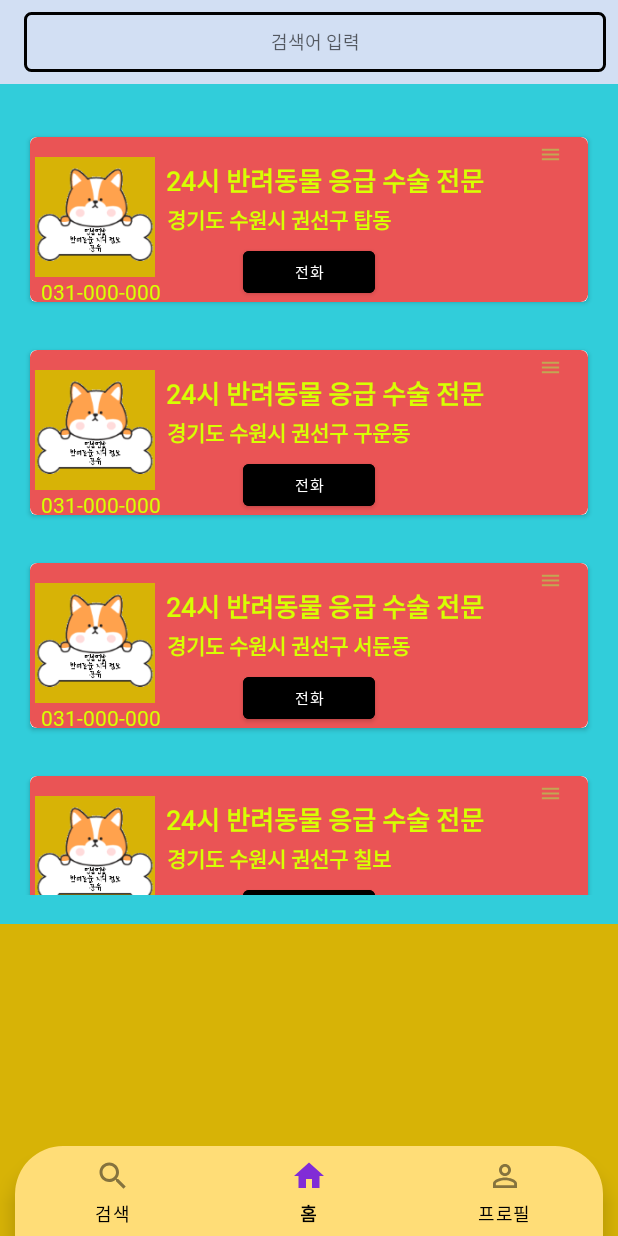
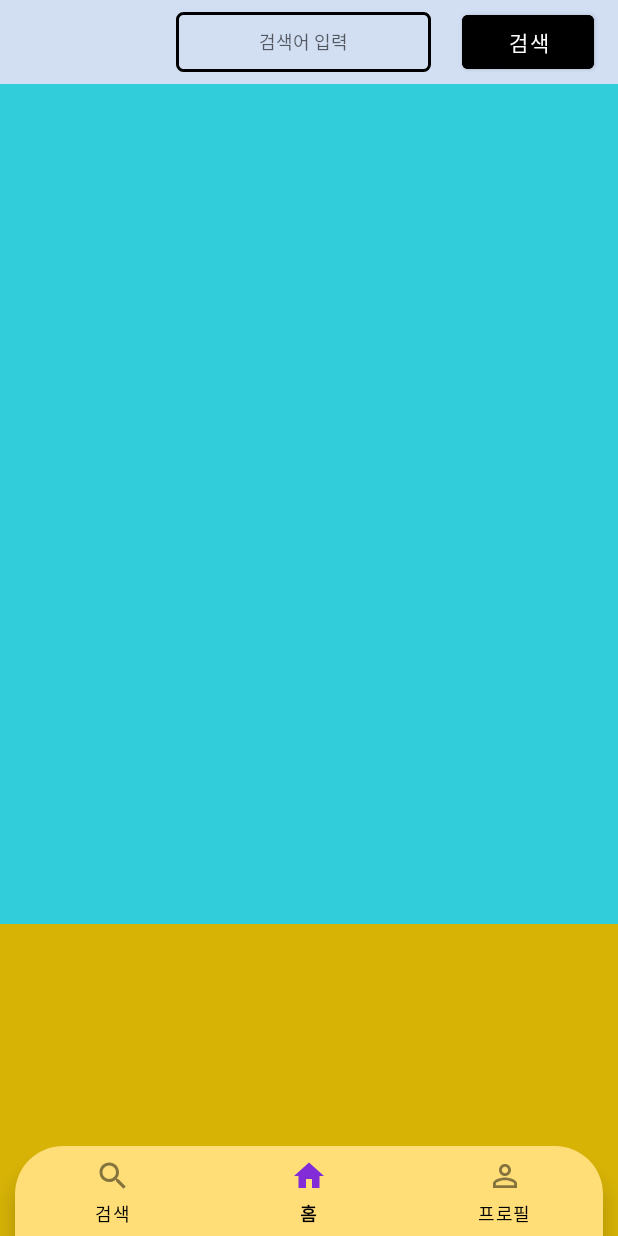
Before and after one commit to dragonechoi/HoneyDog, an Android app: the fragment SearchMainFragment placed in its activity, on a phone screen of 412 x 824 dp. Run offline under Robolectric (Android 15) with nearby library versions, the phone set to English and light mode, and no system bars; our stand-ins replace Firebase (no records; nobody signed in at launch, a user with empty details on screens opened directly); pictures from the network do not load.

Commit message:
Retrofit NaverSearch Api이용해 검색기능 구현

```diff
--- a/app/src/main/java/com/cys/honeydog/adapters/SearchFragmentAdapter.kt
+++ b/app/src/main/java/com/cys/honeydog/adapters/SearchFragmentAdapter.kt
@@ -1,41 +1,51 @@
 package com.cys.honeydog.adapters
 
 import android.content.Context
+import android.content.Intent
+import android.net.Uri
 import android.view.LayoutInflater
-import android.view.View
 import android.view.ViewGroup
-import android.widget.ImageView
-import android.widget.TextView
+import androidx.core.text.HtmlCompat
 import androidx.recyclerview.widget.RecyclerView.Adapter
 import androidx.recyclerview.widget.RecyclerView.ViewHolder
 import com.bumptech.glide.Glide
 import com.cys.honeydog.R
-import com.cys.honeydog.model.SearchItem
+import com.cys.honeydog.databinding.RecyclerItemSearchBinding
+import com.cys.honeydog.fragments.SearchMainFragment
+import com.cys.honeydog.network.AniMalHospital
 
-class SearchFragmentAdapter constructor(var context: Context,var items:MutableList<SearchItem>): Adapter<SearchFragmentAdapter.VH>() {
+class SearchFragmentAdapter(var context: Context, var items:MutableList<AniMalHospital>): Adapter<SearchFragmentAdapter.VH>() {
 
-    inner class VH(itemView: View):ViewHolder(itemView){
-
-        val searchImg: ImageView by lazy { itemView.findViewById(R.id.iv_hospital) }
-        val searchTitle: TextView by lazy { itemView.findViewById(R.id.tv_title) }
-        val searchNum: TextView by lazy { itemView.findViewById(R.id.tv_num) }
-        val address: TextView by lazy { itemView.findViewById(R.id.address) }
-
-    }
+    inner class VH (var binding:RecyclerItemSearchBinding) : ViewHolder(binding.root)
 
     override fun onCreateViewHolder(parent: ViewGroup, viewType: Int): VH {
-       val itemView:View=LayoutInflater.from(context).inflate(R.layout.recycler_item_search,parent,false)
-        return VH(itemView)
+        return VH(RecyclerItemSearchBinding.inflate(LayoutInflater.from(context), parent, false))
     }
 
     override fun getItemCount(): Int = items.size
 
     override fun onBindViewHolder(holder: VH, position: Int) {
-        var item:SearchItem=items[position]
+        var item:AniMalHospital= items[position]
 
-        holder.searchTitle.text=item.title
-        holder.searchNum.text=item.tvNum
-        holder.address.text=item.address
-        Glide.with(context).load(item.img).into(holder.searchImg)
+        //제목글씨 중에 html태그문이 포함되어 있어서 지저분..이를 제거
+        var title:String = HtmlCompat.fromHtml(item.title, HtmlCompat.FROM_HTML_MODE_COMPACT).toString()
+        holder.binding.tvTitle.text= title
+
+
+        holder.binding.address.text=item.address
+        holder.binding.tvNum.text=item.telephone
+        if (item.image.isNullOrEmpty()) {
+            // 이미지가 없는 경우 기본 이미지 설정
+            holder.binding.ivHospital.setImageResource(R.drawable.cogi_love)
+        } else {
+            Glide.with(context).load(item.image).into(holder.binding.ivHospital)
+        }
+
+        holder.binding.changePage.setOnClickListener{
+            //디바이스의 인터넷앱을 실행
+            val intent= Intent(Intent.ACTION_VIEW)
+            intent.data= Uri.parse(item.link)
+            context.startActivity(intent )
+        }
     }
 }
--- a/app/src/main/java/com/cys/honeydog/fragments/SearchMainFragment.kt
+++ b/app/src/main/java/com/cys/honeydog/fragments/SearchMainFragment.kt
@@ -1,20 +1,29 @@
 package com.cys.honeydog.fragments
 
+import android.content.Context
 import android.os.Bundle
 import androidx.fragment.app.Fragment
 import android.view.LayoutInflater
 import android.view.View
 import android.view.ViewGroup
-import com.cys.honeydog.R
+import android.view.inputmethod.InputMethodManager
+import android.widget.Toast
 import com.cys.honeydog.adapters.SearchFragmentAdapter
-import com.cys.honeydog.databinding.FragmentProfilMainBinding
 import com.cys.honeydog.databinding.FragmentSearchMainBinding
-import com.cys.honeydog.model.MiniCmtItem
-import com.cys.honeydog.model.SearchItem
+import com.cys.honeydog.network.AniMalHospital
+import com.cys.honeydog.network.RetRofitHospital
+import com.cys.honeydog.network.RetrofitService
+import retrofit2.Call
+import retrofit2.Callback
+import retrofit2.Response
+import retrofit2.Retrofit
+import retrofit2.converter.gson.GsonConverterFactory
+import retrofit2.converter.scalars.ScalarsConverterFactory
 
 class SearchMainFragment: Fragment() {
     private lateinit var Binding: FragmentSearchMainBinding
-    var  item:MutableList<SearchItem> = mutableListOf()
+    var  item:MutableList<AniMalHospital> = mutableListOf()
+
 
     override fun onCreateView(inflater: LayoutInflater, container: ViewGroup?, savedInstanceState: Bundle?): View? { Binding = FragmentSearchMainBinding.inflate(inflater, container, false)
 
@@ -25,24 +34,43 @@ class SearchMainFragment: Fragment() {
     override fun onViewCreated(view: View, savedInstanceState: Bundle?) {
         super.onViewCreated(view, savedInstanceState)
 
-        item.add(SearchItem(R.drawable.cogi_love,"24시 반려동물 응급 수술 전문","031-000-000","경기도 수원시 권선구 탑동"))
-        item.add(SearchItem(R.drawable.cogi_love,"24시 반려동물 응급 수술 전문","031-000-000","경기도 수원시 권선구 구운동"))
-        item.add(SearchItem(R.drawable.cogi_love,"24시 반려동물 응급 수술 전문","031-000-000","경기도 수원시 권선구 서둔동"))
-        item.add(SearchItem(R.drawable.cogi_love,"24시 반려동물 응급 수술 전문","031-000-000","경기도 수원시 권선구 칠보"))
-        item.add(SearchItem(R.drawable.cogi_love,"24시 반려동물 응급 수술 전문","031-000-000","경기도 수원시 권선구 화서동"))
-        item.add(SearchItem(R.drawable.cogi_love,"24시 반려동물 응급 수술 전문","031-000-000","경기도 수원시 권선구 당수동"))
-        item.add(SearchItem(R.drawable.cogi_love,"24시 반려동물 응급 수술 전문","031-000-000","경기도 수원시 권선구 호메실동"))
-        item.add(SearchItem(R.drawable.cogi_love,"24시 반려동물 응급 수술 전문","031-000-000","경기도 수원시 권선구 매탄동"))
-        item.add(SearchItem(R.drawable.cogi_love,"24시 반려동물 응급 수술 전문","031-000-000","경기도 수원시 권선구 권선동"))
-        item.add(SearchItem(R.drawable.cogi_love,"24시 반려동물 응급 수술 전문","031-000-000","경기도 수원시 권선구 세류동"))
-        item.add(SearchItem(R.drawable.cogi_love,"24시 반려동물 응급 수술 전문","031-000-000","경기도 수원시 권선구 세류동"))
-        item.add(SearchItem(R.drawable.cogi_love,"24시 반려동물 응급 수술 전문","031-000-000","경기도 수원시 권선구 세류동"))
-        item.add(SearchItem(R.drawable.cogi_love,"24시 반려동물 응급 수술 전문","031-000-000","경기도 수원시 권선구 세류동"))
-        item.add(SearchItem(R.drawable.cogi_love,"24시 반려동물 응급 수술 전문","031-000-000","경기도 수원시 권선구 세류동"))
-        item.add(SearchItem(R.drawable.cogi_love,"24시 반려동물 응급 수술 전문","031-000-000","경기도 수원시 권선구 세류동"))
-        item.add(SearchItem(R.drawable.cogi_love,"24시 반려동물 응급 수술 전문","031-000-000","경기도 수원시 권선구 세류동"))
-        item.add(SearchItem(R.drawable.cogi_love,"24시 반려동물 응급 수술 전문","031-000-000","경기도 수원시 권선구 세류동"))
 
-        Binding.recyclerSearch.adapter=SearchFragmentAdapter(requireContext(),item)
+
+        Binding.recyclerSearch.adapter=SearchFragmentAdapter(requireContext(), item)
+        Binding.searchBtn.setOnClickListener{searchDataHospital()}
+
     }
+
+    fun searchDataHospital(){
+        val imm = requireContext().getSystemService(Context.INPUT_METHOD_SERVICE) as InputMethodManager
+        imm.hideSoftInputFromWindow(view?.windowToken, 0)
+
+        val retrofit:Retrofit=Retrofit.Builder()
+            .baseUrl("https://openapi.naver.com")
+            .addConverterFactory(ScalarsConverterFactory.create())
+            .addConverterFactory(GsonConverterFactory.create())
+            .build()
+
+        val retrofitService:RetrofitService=retrofit.create(RetrofitService::class.java)
+
+        val call: Call<RetRofitHospital> =retrofitService.searchDataByJson(Binding.etSearch.text.toString())
+
+        call.enqueue(object  : Callback<RetRofitHospital>{
+            override fun onResponse(
+                call: Call<RetRofitHospital>,
+                response: Response<RetRofitHospital>
+            ) {
+                val naverSearch : RetRofitHospital? = response.body()
+
+                Binding.recyclerSearch.adapter=SearchFragmentAdapter(requireContext(),naverSearch!!.items)
+
+            }
+
+            override fun onFailure(call: Call<RetRofitHospital>, t: Throwable) {
+                Toast.makeText(requireContext(), "검색에 실패 했습니다 ", Toast.LENGTH_SHORT).show()
+            }
+        })
+
+    }
+
 }
--- a/app/src/main/java/com/cys/honeydog/model/ProfilRecyclerItem.kt
+++ b/app/src/main/java/com/cys/honeydog/model/ProfilRecyclerItem.kt
@@ -6,7 +6,5 @@ data class ProfilRecyclerItem(var title: String? = null,
                               var profileUrl: String? = null,
                               var id: String? = null,
                               var imageUri: String? = null) {
-    fun add(item: ProfilRecyclerItem?) {
-        TODO("Not yet implemented")
-    }
+
 }
--- /dev/null
+++ b/app/src/main/java/com/cys/honeydog/network/RetrofitService.kt
@@ -0,0 +1,16 @@
+package com.cys.honeydog.network
+
+import retrofit2.Call
+import retrofit2.http.GET
+import retrofit2.http.Header
+import retrofit2.http.Headers
+import retrofit2.http.Query
+
+interface RetrofitService {
+
+    //Retrofit 작업
+    @Headers ("X-Naver-Client-Id: Ll1h5J47K1UoBmdujRuv","X-Naver-Client-Secret: M7gVhNxz2o")
+    @GET("/v1/search/local.json?display=100")
+    fun searchDataByJson(@Query ("query") query : String) :Call<RetRofitHospital>
+
+}
--- a/app/src/main/java/com/cys/honeydog/network/RetrofitServiceWithFirebase.kt
+++ /dev/null
@@ -1,4 +0,0 @@
-package com.cys.honeydog.network
-
-class RetrofitServiceWithFirebase {
-}
--- a/app/src/main/res/layout/fragment_profil_main.xml
+++ b/app/src/main/res/layout/fragment_profil_main.xml
@@ -68,14 +68,14 @@
     <androidx.recyclerview.widget.RecyclerView
         android:id="@+id/profil_recycler"
         android:layout_width="match_parent"
-        android:layout_height="350dp"
+        android:layout_height="320dp"
         android:layout_below="@id/profil_change"
         android:layout_marginStart="10dp"
         android:layout_marginTop="10dp"
         android:layout_marginEnd="10dp"
         android:layout_marginBottom="10dp"
+        app:layoutManager="androidx.recyclerview.widget.GridLayoutManager"
         android:orientation="vertical"
-        app:layoutManager="androidx.recyclerview.widget.GridLayoutManager"
         app:spanCount="2" />
 
 
--- a/app/src/main/res/layout/fragment_search_main.xml
+++ b/app/src/main/res/layout/fragment_search_main.xml
@@ -16,12 +16,9 @@
             android:background="#d2dff3">
 
 
-
-
-
             <EditText
                 android:id="@+id/et_search"
-                android:layout_width="match_parent"
+                android:layout_width="170dp"
                 android:layout_height="match_parent"
                 android:background="@drawable/bg_login_btn"
                 android:layout_marginTop="8dp"
@@ -31,7 +28,17 @@
                 android:textSize="12sp"
                 android:gravity="center"
                 android:imeOptions="actionSearch"
-                android:layout_marginRight="8dp"/>
+                android:layout_marginRight="8dp"
+                android:layout_gravity="center"/>
+            <Button
+                android:id="@+id/search_btn"
+                android:layout_width="wrap_content"
+                android:layout_height="wrap_content"
+                android:text="검색"
+                android:layout_gravity="right"
+                android:layout_marginRight="16dp"
+                android:backgroundTint="@color/black"
+                />
 
         </androidx.appcompat.widget.Toolbar>
 
@@ -46,7 +53,8 @@
                 android:layout_width="match_parent"
                 android:layout_height="match_parent"
                 android:padding="4dp"
-                app:layoutManager="androidx.recyclerview.widget.GridLayoutManager"
+                app:layoutManager="androidx.recyclerview.widget.LinearLayoutManager"
+                android:orientation="vertical"
                 android:layout_marginTop="15dp"
                 android:layout_marginBottom="15dp"/>
 
--- a/app/src/main/res/layout/recycler_item_search.xml
+++ b/app/src/main/res/layout/recycler_item_search.xml
@@ -61,9 +61,10 @@
             android:maxLines="1"
             android:textColor="#d7ff03"/>
         <Button
+            android:id="@+id/change_page"
             android:layout_width="wrap_content"
             android:layout_height="40dp"
-            android:text="전화"
+            android:text="클릭시 페이지 전환"
             android:textSize="10dp"
             android:fontFamily="@font/kotra_hope"
             android:backgroundTint="@color/black"
@@ -71,16 +72,6 @@
             android:layout_centerHorizontal="true"/>
 
 <!--  이 버튼은 추후 다른 공유 버튼으로 바꿀 예정      -->
-        <ImageView
-            android:id="@+id/share_hospital"
-            android:layout_width="30dp"
-            android:layout_height="15dp"
-            android:src="@drawable/ic_action_menu"
-            android:layout_alignParentRight="true"
-            android:layout_marginRight="10dp"
-            android:layout_marginBottom="4dp"
-            android:layout_marginTop="4dp"/>
-
 
 
 
```
Also changed, not shown: app/src/main/AndroidManifest.xml (+6 -6 lines), app/src/main/java/com/cys/honeydog/adapters/ProfilFragmentAdapter.kt (+7 -3 lines), app/src/main/java/com/cys/honeydog/fragments/ProfilMainFragment.kt (+13 -4 lines), app/src/main/java/com/cys/honeydog/network/RetRofitHospital.kt (added, +15 -0 lines).
